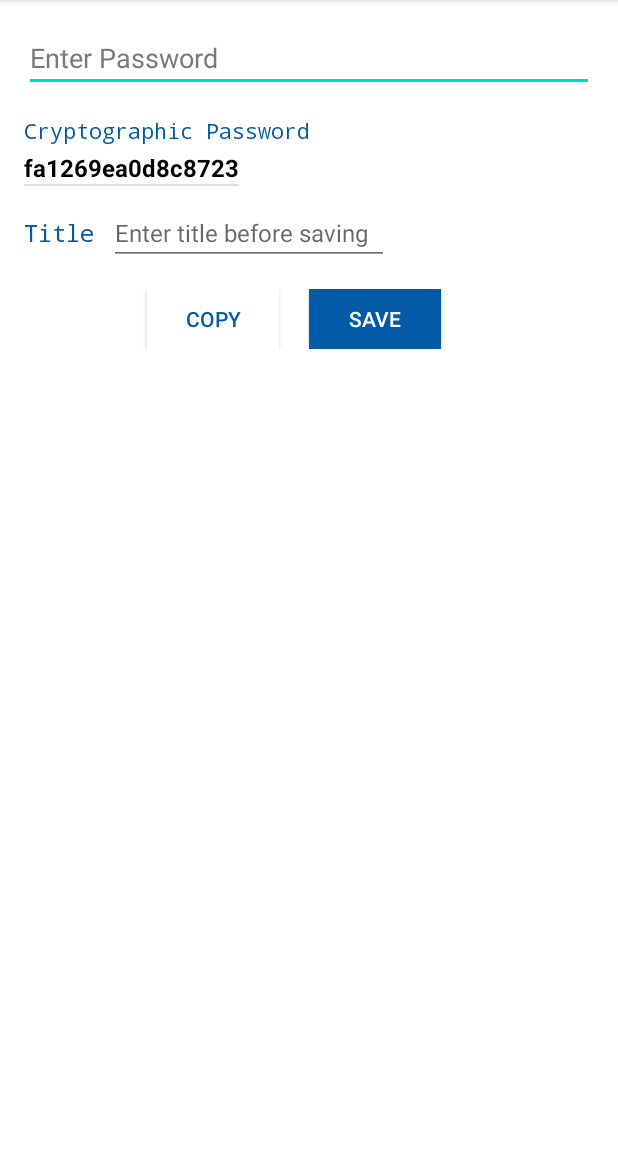
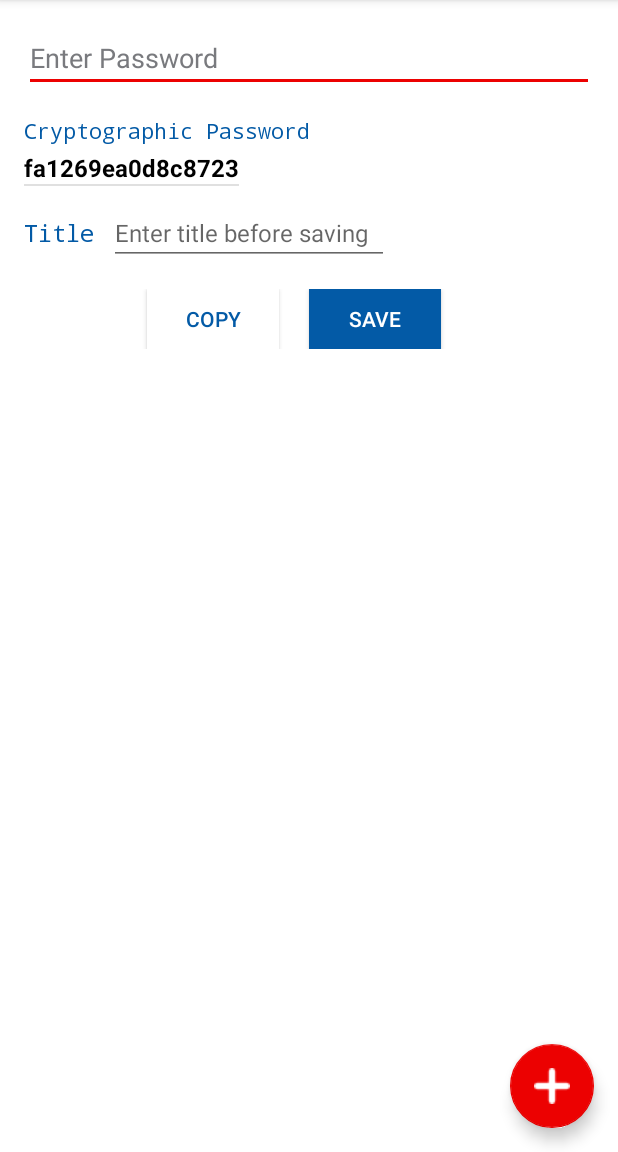
Before and after one commit to adii07/CryptoPass, an Android app: the screen it shows after launch (MainActivity), after a tap on "SAVE", on a phone screen of 412 x 824 dp, the part 84-1236 px from its top. Run offline under Robolectric (Android 15) with nearby library versions, the phone set to English and light mode, and no system bars; our stand-ins replace navigation-ui; 3 other taps on this screen came first.

Commit message:
newCustomPassword

```diff
--- a/app/src/main/java/com/example/cryptopass/DataBaseHelper.java
+++ b/app/src/main/java/com/example/cryptopass/DataBaseHelper.java
@@ -36,6 +36,7 @@ public class DataBaseHelper extends SQLiteOpenHelper {
 
     public boolean insertData(String account,String password){
         SQLiteDatabase db=this.getWritableDatabase();
+        Log.d("Password",account+"  "+password);
         ContentValues contentValues=new ContentValues();
         contentValues.put(COL_2,account);
         contentValues.put(COL_3,password);
--- a/app/src/main/java/com/example/cryptopass/MainActivity.java
+++ b/app/src/main/java/com/example/cryptopass/MainActivity.java
@@ -1,5 +1,6 @@
 package com.example.cryptopass;
 
+import android.content.Intent;
 import android.os.Bundle;
 import android.view.View;
 import android.view.Menu;
@@ -28,6 +29,17 @@ public class MainActivity extends AppCompatActivity {
         setContentView(R.layout.activity_main);
         Toolbar toolbar = findViewById(R.id.toolbar);
         setSupportActionBar(toolbar);
+
+        FloatingActionButton fab = findViewById(R.id.fab);
+        fab.setOnClickListener(new View.OnClickListener() {
+            @Override
+            public void onClick(View view) {
+//                Snackbar.make(view, "Replace with your own action", Snackbar.LENGTH_LONG)
+//                        .setAction("Action", null).show();
+                Intent intent=new Intent(MainActivity.this,AddPassword.class);
+                startActivity(intent);
+            }
+        });
 
         DrawerLayout drawer = findViewById(R.id.drawer_layout);
         NavigationView navigationView = findViewById(R.id.nav_view);
--- a/app/src/main/java/com/example/cryptopass/ui/home/HomeFragment.java
+++ b/app/src/main/java/com/example/cryptopass/ui/home/HomeFragment.java
@@ -125,6 +125,8 @@ public class HomeFragment extends Fragment {
             @Override
             public void onClick(View view) {
                 Invisibility();
+                normalPassword.setText("");
+                account.setText("");
             }
         });
 
--- a/app/src/main/res/layout/activity_main.xml
+++ b/app/src/main/res/layout/activity_main.xml
@@ -21,4 +21,5 @@
         android:fitsSystemWindows="true"
         app:headerLayout="@layout/nav_header_main"
         app:menu="@menu/activity_main_drawer" />
+
 </androidx.drawerlayout.widget.DrawerLayout>
--- a/app/src/main/res/layout/app_bar_main.xml
+++ b/app/src/main/res/layout/app_bar_main.xml
@@ -22,4 +22,12 @@
 
     <include layout="@layout/content_main" />
 
+    <com.google.android.material.floatingactionbutton.FloatingActionButton
+        android:id="@+id/fab"
+        android:layout_width="wrap_content"
+        android:layout_height="wrap_content"
+        android:layout_gravity="bottom|end"
+        android:layout_margin="@dimen/fab_margin"
+        app:srcCompat="@drawable/plus"
+        android:tint="@color/white"/>
 </androidx.coordinatorlayout.widget.CoordinatorLayout>
--- a/app/src/main/res/values/colors.xml
+++ b/app/src/main/res/values/colors.xml
@@ -2,10 +2,11 @@
 <resources>
     <color name="colorPrimary">#035aa6</color>
     <color name="colorPrimaryDark">#035aa6</color>
-    <color name="colorAccent">#03DAC5</color>
+    <color name="colorAccent">#ec0101</color>
     <color name="black">#000000</color>
     <color name="darkBlue">#16213e</color>
     <color name="red">#ec0101</color>
     <color name="white">#ffffff</color>
     <color name="green">#81b214</color>
+    <color name="grey">#797a7e</color>
 </resources>
```
Also changed, not shown: app/src/main/AndroidManifest.xml (+5 -7 lines), app/src/main/java/com/example/cryptopass/AddPassword.java (added, +39 -0 lines), app/src/main/res/layout/activity_add_password.xml (added, +62 -0 lines), app/src/main/res/drawable/plus.png (added).
